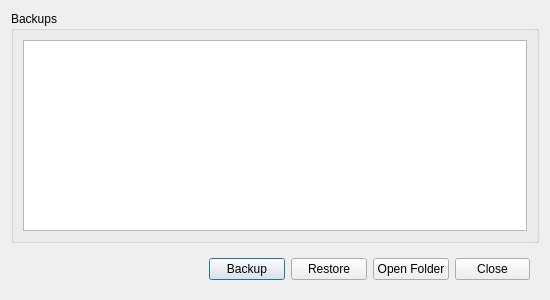
Old version of the form LxMultiTool/dialogbackups.ui in the repository lexpaval/LxMultiTool.
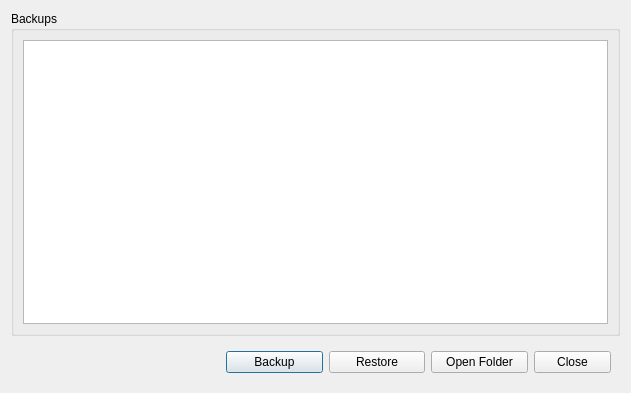
New version of the form. Icons and pictures are not drawn.

Diff of the .ui file:
```diff
--- a/LxMultiTool/dialogbackups.ui
+++ b/LxMultiTool/dialogbackups.ui
@@ -6,8 +6,8 @@
    <rect>
     <x>0</x>
     <y>0</y>
-    <width>550</width>
-    <height>300</height>
+    <width>631</width>
+    <height>393</height>
    </rect>
   </property>
   <property name="minimumSize">
@@ -63,7 +63,7 @@
    <item row="1" column="0">
     <widget class="QLabel" name="progressLabel">
      <property name="text">
-      <string>         </string>
+      <string/>
      </property>
     </widget>
    </item>
@@ -73,7 +73,7 @@
       <enum>Qt::Horizontal</enum>
      </property>
      <property name="sizeType">
-      <enum>QSizePolicy::Expanding</enum>
+      <enum>QSizePolicy::Preferred</enum>
      </property>
      <property name="sizeHint" stdset="0">
       <size>
@@ -85,15 +85,27 @@
    </item>
    <item row="1" column="2">
     <widget class="QFrame" name="frame">
+     <property name="sizePolicy">
+      <sizepolicy hsizetype="Preferred" vsizetype="Preferred">
+       <horstretch>0</horstretch>
+       <verstretch>0</verstretch>
+      </sizepolicy>
+     </property>
      <property name="maximumSize">
       <size>
-       <width>339</width>
-       <height>44</height>
+       <width>16777215</width>
+       <height>16777215</height>
       </size>
      </property>
      <layout class="QHBoxLayout" name="horizontalLayout">
       <item>
        <widget class="QPushButton" name="backupButton">
+        <property name="sizePolicy">
+         <sizepolicy hsizetype="Minimum" vsizetype="Fixed">
+          <horstretch>0</horstretch>
+          <verstretch>0</verstretch>
+         </sizepolicy>
+        </property>
         <property name="toolTip">
          <string>&lt;html&gt;&lt;head/&gt;&lt;body&gt;&lt;p&gt;Create a backup with a selected name.&lt;/p&gt;&lt;/body&gt;&lt;/html&gt;</string>
         </property>
@@ -114,6 +126,18 @@
       </item>
       <item>
        <widget class="QPushButton" name="restoreButton">
+        <property name="sizePolicy">
+         <sizepolicy hsizetype="Minimum" vsizetype="Fixed">
+          <horstretch>0</horstretch>
+          <verstretch>0</verstretch>
+         </sizepolicy>
+        </property>
+        <property name="minimumSize">
+         <size>
+          <width>0</width>
+          <height>0</height>
+         </size>
+        </property>
         <property name="toolTip">
          <string>&lt;html&gt;&lt;head/&gt;&lt;body&gt;&lt;p&gt;Restore the selected backup.&lt;/p&gt;&lt;/body&gt;&lt;/html&gt;</string>
         </property>
@@ -134,6 +158,12 @@
       </item>
       <item>
        <widget class="QPushButton" name="exploreButton">
+        <property name="sizePolicy">
+         <sizepolicy hsizetype="Minimum" vsizetype="Fixed">
+          <horstretch>0</horstretch>
+          <verstretch>0</verstretch>
+         </sizepolicy>
+        </property>
         <property name="toolTip">
          <string>&lt;html&gt;&lt;head/&gt;&lt;body&gt;&lt;p&gt;Open the folder containing the backups.&lt;/p&gt;&lt;/body&gt;&lt;/html&gt;</string>
         </property>
@@ -145,7 +175,7 @@
       <item>
        <widget class="QDialogButtonBox" name="buttonBox_2">
         <property name="sizePolicy">
-         <sizepolicy hsizetype="Minimum" vsizetype="Fixed">
+         <sizepolicy hsizetype="Expanding" vsizetype="Fixed">
           <horstretch>0</horstretch>
           <verstretch>0</verstretch>
          </sizepolicy>
```
